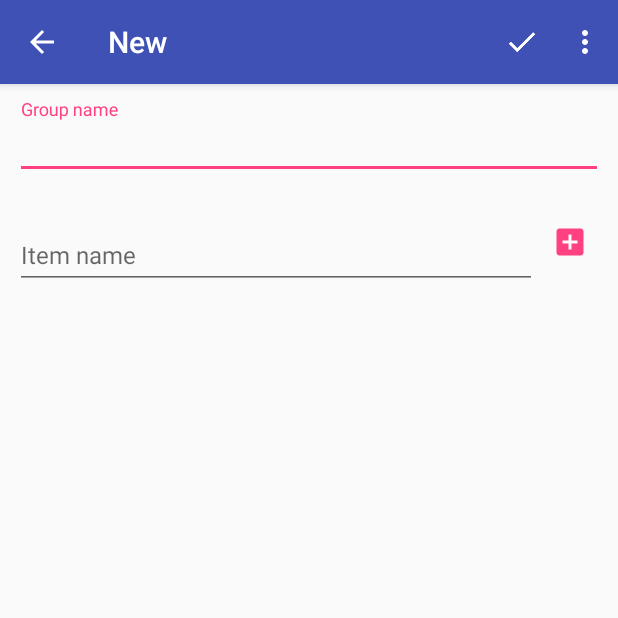
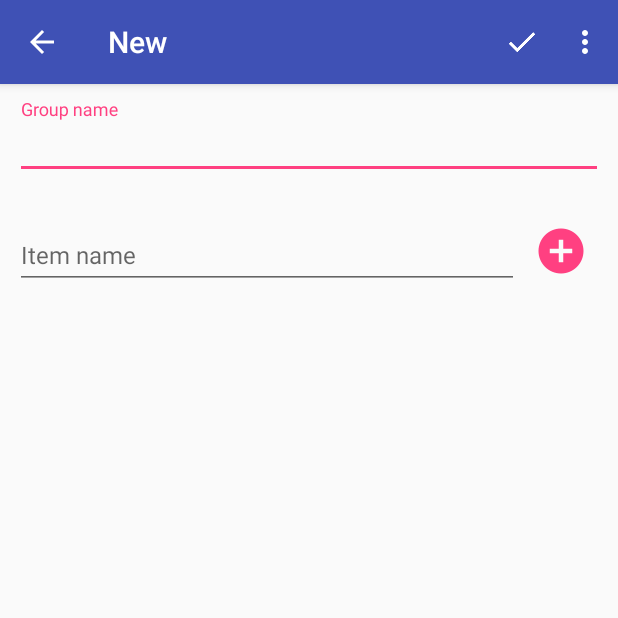
Before and after one commit to fibelatti/raffler, an Android app: the GroupFormActivity screen opened directly, with no data from a screen before it, on a phone screen of 412 x 824 dp, the top half of it. Run offline under Robolectric (Android 15) with nearby library versions, the phone set to English and light mode, and no system bars; our stand-ins replace ButterKnife; 4 statements that could not run were skipped.

Commit message:
Fixing icons

```diff
--- a/raffler/app/src/main/res/layout/activity_group_form.xml
+++ b/raffler/app/src/main/res/layout/activity_group_form.xml
@@ -64,7 +64,7 @@
                 android:background="@null"
                 android:contentDescription="@string/group_form_action_add"
                 android:padding="@dimen/padding_small"
-                android:src="@drawable/ic_add_box_white"
+                android:src="@drawable/ic_add_circle_white"
                 android:text="@string/group_form_action_add"
                 android:tint="@color/colorCallToAction" />
         </LinearLayout>
```
Also changed, not shown: raffler/app/src/main/res/drawable-hdpi/ic_add_box_white.png (deleted), raffler/app/src/main/res/drawable-hdpi/ic_add_circle_white.png (added), raffler/app/src/main/res/drawable-hdpi/ic_play_circle_white.png (added), raffler/app/src/main/res/drawable-mdpi/ic_add_box_white.png (deleted), raffler/app/src/main/res/drawable-mdpi/ic_add_circle_white.png (added), raffler/app/src/main/res/drawable-mdpi/ic_play_circle_white.png (added), raffler/app/src/main/res/drawable-xhdpi/ic_add_box_white.png (deleted), raffler/app/src/main/res/drawable-xhdpi/ic_add_circle_white.png (added), raffler/app/src/main/res/drawable-xhdpi/ic_play_circle_white.png (added), raffler/app/src/main/res/drawable-xxhdpi/ic_add_box_white.png (deleted), raffler/app/src/main/res/drawable-xxhdpi/ic_add_circle_white.png (added), raffler/app/src/main/res/drawable-xxhdpi/ic_play_circle_white.png (added), raffler/app/src/main/res/drawable-xxxhdpi/ic_add_box_white.png (deleted), raffler/app/src/main/res/drawable-xxxhdpi/ic_add_circle_white.png (added), 1 more files.
